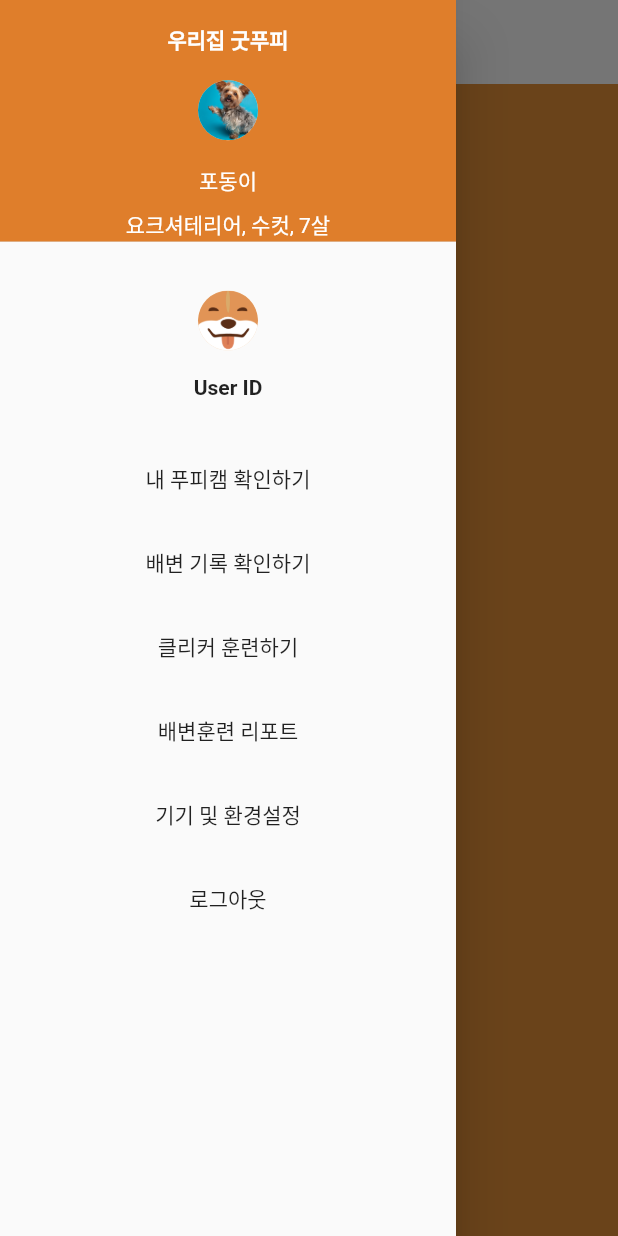
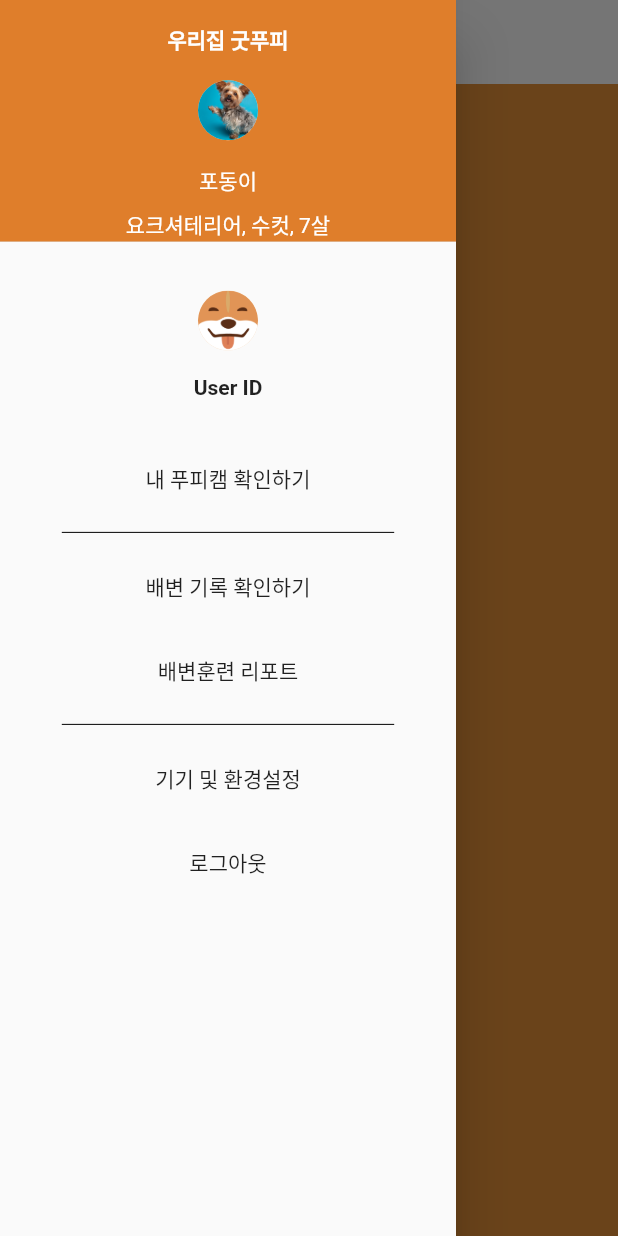
Before and after one commit to livlikwav/GoodPooPee_frontend, a Flutter app: the ReportScreen screen opened by its route, with the side drawer open, on a phone screen of 412 x 824 dp. Run offline on Flutter 3.47's test engine with Material 2 defaults, Android fonts, the phone set to English and light mode, and no system bars; our stand-ins replace flutter_svg.

```diff
--- a/gpp_app/lib/screens/register/register.dart
+++ b/gpp_app/lib/screens/register/register.dart
@@ -2,6 +2,7 @@ import 'package:flutter/material.dart';
 import 'package:gpp_app/constants/text_style.dart';
 import 'package:gpp_app/screens/register/register_form.dart';
 import 'package:gpp_app/util/size_config.dart';
+import 'dart:developer' as developer;
 
 class RegisterScreen extends StatefulWidget {
   @override
@@ -11,6 +12,7 @@ class RegisterScreen extends StatefulWidget {
 class _RegisterScreenState extends State<RegisterScreen> {
   @override
   Widget build(BuildContext context) {
+    developer.log('register.dart: register build', name: 'MY.DEBUG', level: 10);
     return Scaffold(
       primary: true,
       appBar: AppBar(),
--- a/gpp_app/lib/widgets/drawer_menu.dart
+++ b/gpp_app/lib/widgets/drawer_menu.dart
@@ -24,24 +24,34 @@ class DrawerMenu extends StatelessWidget {
               textAlign: TextAlign.center,
             ),
           ),
+          Divider(
+            color: Colors.black,
+            indent: getBlockSizeHorizontal(10),
+            endIndent: getBlockSizeHorizontal(10),
+          ),
           ListTile(
             title: Text(
               '배변 기록 확인하기',
               textAlign: TextAlign.center,
             ),
           ),
-          ListTile(
-            title: Text(
-              '클리커 훈련하기',
-              textAlign: TextAlign.center,
-            ),
-          ),
+          // ListTile(
+          //   title: Text(
+          //     '클리커 훈련하기',
+          //     textAlign: TextAlign.center,
+          //   ),
+          // ),
           ListTile(
             title: Text(
               '배변훈련 리포트',
               textAlign: TextAlign.center,
             ),
             onTap: () => Navigator.pop(context),
+          ),
+          Divider(
+            color: Colors.black,
+            indent: getBlockSizeHorizontal(10),
+            endIndent: getBlockSizeHorizontal(10),
           ),
           ListTile(
             title: Text(
```
Also changed, not shown: gpp_app/lib/screens/register/register_form.dart (+9 -1 lines), gpp_app/lib/widgets/yes_alert_dialog.dart (added, +38 -0 lines).
